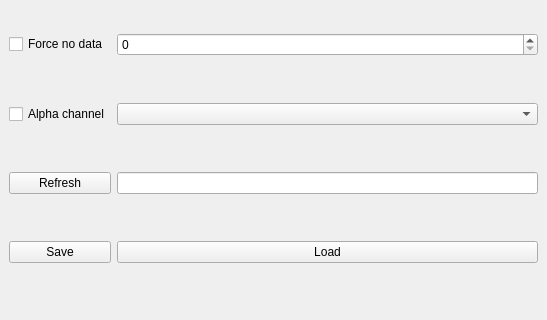
This is RasterDisplayComposer_dockwidget_base.ui in amondot/RasterDisplayComposer as Qt 5 draws it before an edit; both pictures show x 0 to 547 and y 224 to 544 of the 547 by 544 pixel window. The edited form follows.
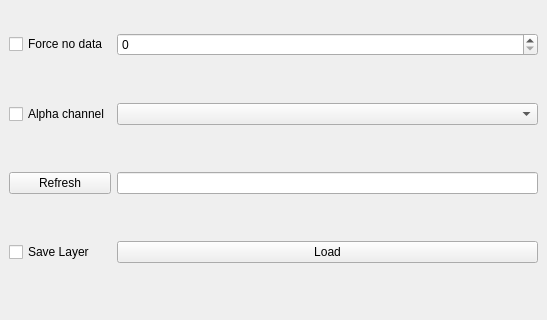
This is the edited form.

Commit message: ENH add save option

Diff of the .ui file:
```diff
--- a/RasterDisplayComposer_dockwidget_base.ui
+++ b/RasterDisplayComposer_dockwidget_base.ui
@@ -25,13 +25,6 @@
     <item row="5" column="1">
      <widget class="QComboBox" name="comboBox_alpha"/>
     </item>
-    <item row="7" column="0">
-     <widget class="QPushButton" name="pushButton_save">
-      <property name="text">
-       <string>Save</string>
-      </property>
-     </widget>
-    </item>
     <item row="2" column="1">
      <widget class="QComboBox" name="comboBox_blue"/>
     </item>
@@ -89,6 +82,13 @@
     <item row="6" column="1">
      <widget class="QLineEdit" name="lineEdit_bandName"/>
     </item>
+    <item row="7" column="0">
+     <widget class="QCheckBox" name="checkBox_save">
+      <property name="text">
+       <string>Save Layer</string>
+      </property>
+     </widget>
+    </item>
    </layout>
   </widget>
  </widget>
```
The commit also changes 2 other files.
